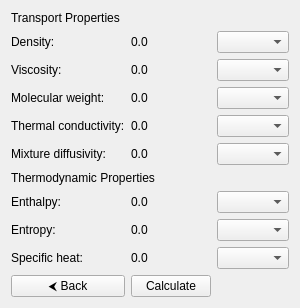
The window that GUI/Ubuntu/src/gui/ui/output/properties_output_page.ui (srebughini/ASALI) describes before a commit, drawn with Qt 5.
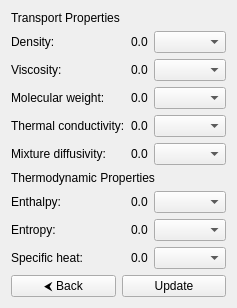
The same window after the commit.

Commit message: Add properties output page

What changed in the file:
```diff
--- a/GUI/Ubuntu/src/gui/ui/output/properties_output_page.ui
+++ b/GUI/Ubuntu/src/gui/ui/output/properties_output_page.ui
@@ -188,7 +188,9 @@
 
 
             <!-- Row 10 -->
-            <item row="10" column="0">
+            <item row="10" column="0" colspan="3">
+                <layout class="QHBoxLayout" name="buttonLayout">
+                    <item>
                 <widget class="QPushButton" name="backButton">
                     <property name="text">
                         <string>&#x2B9C; Back</string>
@@ -198,15 +200,17 @@
                     </property>
                 </widget>
             </item>
-            <item row="10" column="1">
-                <widget class="QPushButton" name="calculateButton">
+                    <item>
+                        <widget class="QPushButton" name="updateButton">
                     <property name="text">
-                        <string>Calculate</string>
+                                <string>Update</string>
                     </property>
                     <property name="toolTip">
-                        <string>Calculate thermodynamic and transport properties</string>
-                    </property>
-                </widget>
+                                <string>Update thermodynamic and transport properties</string>
+                            </property>
+                        </widget>
+                    </item>
+                </layout>
             </item>
         </layout>
     </widget>
```
Left out of the diff: 2 changed lines with no effect on the pictures. Lines whose indentation alone changed are shown as unchanged. The commit also changes 13 other files.
